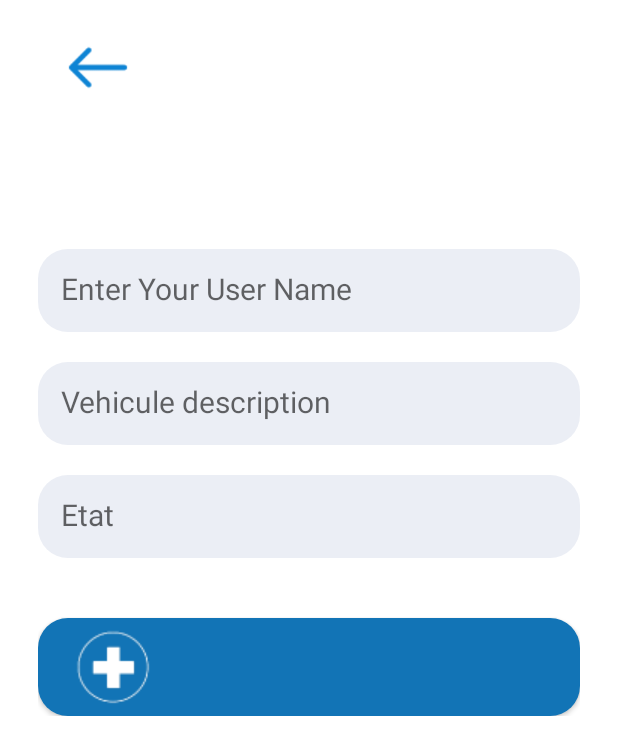
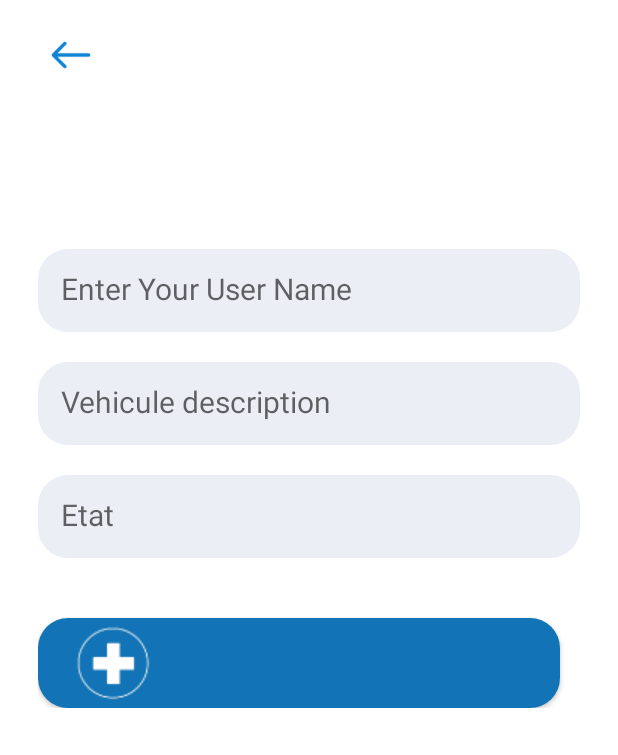
Before and after one commit to elmiri-ismail/kotlin-application, an Android app: the usermanager screen opened directly, with no data from a screen before it, on a phone screen of 412 x 824 dp. Shown: the top 755 px of the screen. Run offline under Robolectric (Android 15) with nearby library versions, the phone set to English and light mode, and no system bars; our stand-ins replace Volley; network calls fail; 1 statement that could not run was skipped.

Commit message:
kotlin app

```diff
--- a/Login-Register-CRUD-With-Kotlin-and-PHP-MySQL/Kotlin/app/src/main/AndroidManifest.xml
+++ b/Login-Register-CRUD-With-Kotlin-and-PHP-MySQL/Kotlin/app/src/main/AndroidManifest.xml
@@ -14,6 +14,9 @@
         android:supportsRtl="true"
         android:theme="@style/Theme.MyApplication"
         android:usesCleartextTraffic="true">
+        <activity
+            android:name=".client"
+            android:exported="true" />
         <activity
             android:name=".usermanager"
             android:exported="true" />
--- a/Login-Register-CRUD-With-Kotlin-and-PHP-MySQL/Kotlin/app/src/main/java/com/example/myapplication/MainActivity.kt
+++ b/Login-Register-CRUD-With-Kotlin-and-PHP-MySQL/Kotlin/app/src/main/java/com/example/myapplication/MainActivity.kt
@@ -27,7 +27,6 @@ class MainActivity : AppCompatActivity() {
         val mGoogleSignInClient: GoogleSignInClient = GoogleSignIn.getClient(this@MainActivity, gso);
 
         val nom=intent.getStringExtra("UserName")
-// kaidkhol  n elese makaib9ach f if wakha zidt intent.putExtra("UserName",nom) f activity dial usermanager
         if(nom != null) usertxt.text=nom; else startActivity(Intent(this@MainActivity, LoginActivity::class.java))
 
         btnlogout.setOnClickListener(){
--- a/Login-Register-CRUD-With-Kotlin-and-PHP-MySQL/Kotlin/app/src/main/res/layout/activity_listofusers.xml
+++ b/Login-Register-CRUD-With-Kotlin-and-PHP-MySQL/Kotlin/app/src/main/res/layout/activity_listofusers.xml
@@ -13,8 +13,8 @@
 
         <ImageView
             android:id="@+id/pack"
-            android:layout_width="70dp"
-            android:layout_height="50dp"
+            android:layout_width="43dp"
+            android:layout_height="29dp"
             android:layout_marginTop="20dp"
             android:src="@drawable/back" />
 
--- a/Login-Register-CRUD-With-Kotlin-and-PHP-MySQL/Kotlin/app/src/main/res/layout/activity_usermanager.xml
+++ b/Login-Register-CRUD-With-Kotlin-and-PHP-MySQL/Kotlin/app/src/main/res/layout/activity_usermanager.xml
@@ -7,15 +7,15 @@
 
     <RelativeLayout
         android:layout_width="match_parent"
+        android:layout_height="match_parent"
         android:gravity="center"
-        android:paddingRight="25dp"
         android:paddingLeft="25dp"
-        android:layout_height="match_parent">
+        android:paddingRight="25dp">
 
         <ImageView
             android:id="@+id/back"
-            android:layout_width="80dp"
-            android:layout_height="50dp"
+            android:layout_width="44dp"
+            android:layout_height="33dp"
             android:layout_marginTop="20dp"
             android:src="@drawable/back" />
 
@@ -59,11 +59,11 @@
 
         <RelativeLayout
 
+            android:id="@+id/pss"
             android:layout_width="match_parent"
             android:layout_height="55dp"
+            android:layout_below="@id/EmailIn"
             android:layout_marginTop="20dp"
-            android:layout_below="@id/EmailIn"
-            android:id="@+id/pss"
             android:background="@drawable/roud_back5">
 
             <EditText
@@ -84,16 +84,16 @@
 
         <androidx.appcompat.widget.AppCompatButton
             android:id="@+id/btnuser"
-            android:layout_width="match_parent"
-            android:layout_height="65dp"
+            android:layout_width="348dp"
+            android:layout_height="wrap_content"
             android:layout_below="@id/pss"
             android:layout_marginTop="40dp"
             android:background="@drawable/btn_round"
+            android:drawableStart="@drawable/addicon"
+            android:paddingStart="20dp"
+            android:paddingEnd="50dp"
             android:text="@string/titleContent"
-            android:paddingEnd="50dp"
-            android:paddingStart="20dp"
             android:textAllCaps="false"
-            android:drawableStart="@drawable/addicon"
             android:textColor="@color/white"
             android:textSize="25sp"
             android:textStyle="bold" />
```
Also changed, not shown: Login-Register-CRUD-With-Kotlin-and-PHP-MySQL/Kotlin/app/src/main/java/com/example/myapplication/LoginActivity.kt (+6 -1 lines), Login-Register-CRUD-With-Kotlin-and-PHP-MySQL/Kotlin/app/src/main/java/com/example/myapplication/client.kt (added, +17 -0 lines), Login-Register-CRUD-With-Kotlin-and-PHP-MySQL/Kotlin/app/src/main/res/layout/activity_client.xml (added, +9 -0 lines), Login-Register-CRUD-With-Kotlin-and-PHP-MySQL/Kotlin/app/src/main/res/layout/activity_login.xml (+7 -1 lines), Login-Register-CRUD-With-Kotlin-and-PHP-MySQL/Kotlin/app/src/main/res/layout/activity_update_user.xml (+26 -24 lines), Login-Register-CRUD-With-Kotlin-and-PHP-MySQL/Kotlin/app/src/main/res/layout/listingusers.xml (+10 -10 lines).
